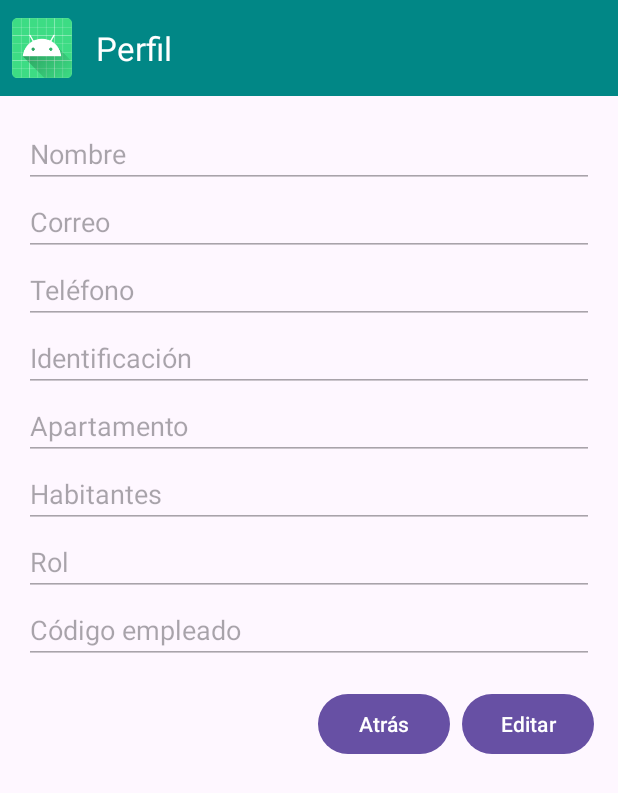
After one commit to TonySC2O/ResiOneMovil, an Android app: the layout activity_perfil.xml on its own in the app's theme, with its tools: preview values and no code run, on a phone screen of 412 x 824 dp. The commit adds this screen. Shown: the top 793 px of the screen. Run offline under Robolectric (Android 15) with nearby library versions, the phone set to English and light mode, and no system bars.

Commit message:
Fix al API Fix a CrearRegistro creacion de Perfil y Edicion

```diff
--- a/ResiOneMobile/app/build.gradle.kts
+++ b/ResiOneMobile/app/build.gradle.kts
@@ -27,6 +27,9 @@ android {
                 "proguard-rules.pro"
             )
         }
+    }
+    buildFeatures {
+        viewBinding = true
     }
     compileOptions {
         sourceCompatibility = JavaVersion.VERSION_11
--- a/ResiOneMobile/app/src/main/AndroidManifest.xml
+++ b/ResiOneMobile/app/src/main/AndroidManifest.xml
@@ -16,6 +16,11 @@
         android:roundIcon="@mipmap/ic_launcher_round"
         android:supportsRtl="true"
         android:theme="@style/Theme.ResiOneMobile">
+        <activity
+            android:name="Registro.PerfilView"
+            android:exported="true"
+            android:label="Perfil"
+            android:theme="@style/Theme.ResiOneMobile" />
         <activity
             android:name="Comunicados.ComunicadosFeed"
             android:exported="true"
--- a/ResiOneMobile/app/src/main/java/com/example/resionemobile/api/ApiModels.kt
+++ b/ResiOneMobile/app/src/main/java/com/example/resionemobile/api/ApiModels.kt
@@ -11,7 +11,8 @@ data class RegistroRequest(
     val habitantes: Int,
     val contraseña: String,
     val esAdministrador: Boolean,
-    val codigoEmpleado: String? = null
+    val codigoEmpleado: String? = null,
+    val rol: String
 )
 
 data class GenericResponse(
@@ -31,7 +32,8 @@ data class UsuarioData(
     val apartamento: String?,
     val habitantes: Int?,
     val esAdministrador: Boolean,
-    val codigoEmpleado: String?
+    val codigoEmpleado: String?,
+    val rol: String? = null
 )
 
 data class LoginResponse(
--- /dev/null
+++ b/ResiOneMobile/app/src/main/res/layout/activity_perfil.xml
@@ -0,0 +1,153 @@
+<?xml version="1.0" encoding="utf-8"?>
+<androidx.coordinatorlayout.widget.CoordinatorLayout
+    xmlns:android="http://schemas.android.com/apk/res/android"
+    xmlns:app="http://schemas.android.com/apk/res-auto"
+    android:layout_width="match_parent"
+    android:layout_height="match_parent">
+
+    <LinearLayout
+        android:id="@+id/toolbar_container"
+        android:layout_width="match_parent"
+        android:layout_height="wrap_content"
+        android:orientation="horizontal"
+        android:gravity="center_vertical"
+        android:background="@color/teal_700">
+
+        <ImageView
+            android:id="@+id/logo"
+            android:layout_width="40dp"
+            android:layout_height="40dp"
+            android:layout_marginStart="8dp"
+            android:src="@mipmap/ic_launcher_round"
+            android:contentDescription="logo" />
+
+        <com.google.android.material.appbar.MaterialToolbar
+            android:id="@+id/toolbar"
+            android:layout_width="match_parent"
+            android:layout_height="?attr/actionBarSize"
+            android:background="@color/teal_700"
+            android:theme="@style/ThemeOverlay.AppCompat.Dark.ActionBar"
+            app:title="Perfil"
+            app:titleTextColor="@android:color/white" />
+    </LinearLayout>
+
+    <ScrollView
+        android:layout_width="match_parent"
+        android:layout_height="match_parent"
+        android:layout_marginTop="?attr/actionBarSize"
+        android:padding="16dp">
+
+        <LinearLayout
+            android:layout_width="match_parent"
+            android:layout_height="wrap_content"
+            android:orientation="vertical">
+
+            <!-- Nombre -->
+            <EditText
+                android:id="@+id/et_nombre"
+                android:layout_width="match_parent"
+                android:layout_height="wrap_content"
+                android:hint="Nombre"
+                android:enabled="false"/>
+
+            <!-- Correo -->
+            <EditText
+                android:id="@+id/et_correo"
+                android:layout_width="match_parent"
+                android:layout_height="wrap_content"
+                android:hint="Correo"
+                android:inputType="textEmailAddress"
+                android:enabled="false"/>
+
+            <!-- Teléfono -->
+            <EditText
+                android:id="@+id/et_telefono"
+                android:layout_width="match_parent"
+                android:layout_height="wrap_content"
+                android:hint="Teléfono"
+                android:inputType="phone"
+                android:enabled="false"/>
+
+            <!-- Identificación -->
+            <EditText
+                android:id="@+id/et_identificacion"
+                android:layout_width="match_parent"
+                android:layout_height="wrap_content"
+                android:hint="Identificación"
+                android:enabled="false"/>
+
+            <!-- Apartamento -->
+            <EditText
+                android:id="@+id/et_apartamento"
+                android:layout_width="match_parent"
+                android:layout_height="wrap_content"
+                android:hint="Apartamento"
+                android:enabled="false"/>
+
+            <!-- Habitantes -->
+            <EditText
+                android:id="@+id/et_habitantes"
+                android:layout_width="match_parent"
+                android:layout_height="wrap_content"
+                android:hint="Habitantes"
+                android:inputType="number"
+                android:enabled="false"/>
+
+            <!-- Rol -->
+            <EditText
+                android:id="@+id/et_rol"
+                android:layout_width="match_parent"
+                android:layout_height="wrap_content"
+                android:hint="Rol"
+                android:enabled="false"/>
+
+            <!-- Código empleado -->
+            <EditText
+                android:id="@+id/et_codigo_empleado"
+                android:layout_width="match_parent"
+                android:layout_height="wrap_content"
+                android:hint="Código empleado"
+                android:enabled="false"/>
+
+            <!-- botones -->
+            <LinearLayout
+                android:layout_width="match_parent"
+                android:layout_height="wrap_content"
+                android:orientation="horizontal"
+                android:layout_marginTop="16dp"
+                android:gravity="end">
+
+                <Button
+                    android:id="@+id/btn_back"
+                    android:layout_width="wrap_content"
+                    android:layout_height="wrap_content"
+                    android:text="Atrás"/>
+
+                <Button
+                    android:id="@+id/btn_edit"
+                    android:layout_width="wrap_content"
+                    android:layout_height="wrap_content"
+                    android:text="Editar"
+                    android:layout_marginStart="8dp"/>
+
+                <Button
+                    android:id="@+id/btn_save"
+                    android:layout_width="wrap_content"
+                    android:layout_height="wrap_content"
+                    android:text="Guardar"
+                    android:layout_marginStart="8dp"
+                    android:visibility="gone"/>
+
+            </LinearLayout>
+
+            <ProgressBar
+                android:id="@+id/progressBar"
+                android:layout_width="wrap_content"
+                android:layout_height="wrap_content"
+                android:visibility="gone"
+                android:layout_gravity="center_horizontal"
+                android:layout_marginTop="12dp"/>
+
+        </LinearLayout>
+    </ScrollView>
+</androidx.coordinatorlayout.widget.CoordinatorLayout>
```
Also changed, not shown: ResiOneMobile/app/src/main/java/Registro/CrearRegistro.kt (+32 -14 lines), ResiOneMobile/app/src/main/java/Registro/PerfilView.kt (added, +177 -0 lines), ResiOneMobile/app/src/main/java/com/example/resionemobile/MainActivity.kt (+11 -0 lines), ResiOneMobile/app/src/main/res/layout/activity_crear_registro.xml (+36 -6 lines).
